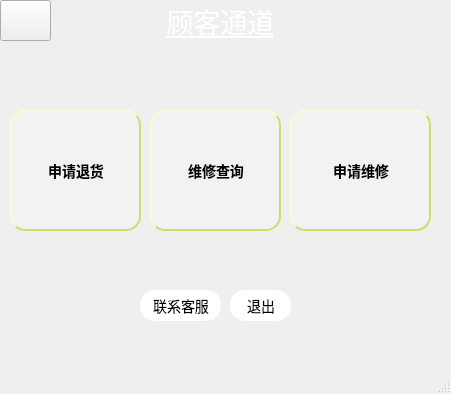
Old version of the form mainwindow2.ui in the repository code-aifarmer/Home-appliance-information-management-system-.
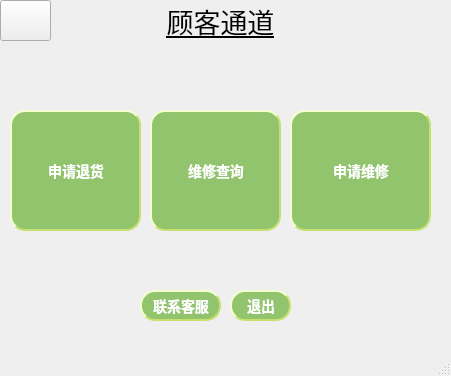
New version of the form. Icons and pictures are not drawn.

What changed in the file:
```diff
--- a/mainwindow2.ui
+++ b/mainwindow2.ui
@@ -7,7 +7,7 @@
     <x>0</x>
     <y>0</y>
     <width>451</width>
-    <height>394</height>
+    <height>376</height>
    </rect>
   </property>
   <property name="font">
@@ -41,11 +41,11 @@
 }
 
 QPushButton {
-background-color: #ffffff;
+background-color: #91c46c;
 color: #ffffff;
-color: black;
+color:white;
                     /* 文字颜色 */
-background-color: #f2f2f2;       /* 背景色 */
+background-color: #91c46c;       /* 背景色 */
 border-style: outset;            /* 边框风格 */
 border-width: 2px;               /* 边框宽度 */
 border-radius: 5px;              /* 边框圆角 */
@@ -85,11 +85,9 @@
      </font>
     </property>
     <property name="styleSheet">
-     <string notr="true">
- background-color: qlineargradient(x1:0, y1:0, x2:1, y2:1,
-stop:0 #91c46c,stop:1#91c46c);
- 
-color: white; </string>
+     <string notr="true">color: rgb(255, 255, 255);
+QLable{background-image: url(C:/Users/12234/Desktop/9.jpg);colour:white}
+</string>
     </property>
     <property name="text">
      <string>顾客通道</string>
@@ -111,9 +109,9 @@
      <font>
       <family>宋体</family>
       <pointsize>-1</pointsize>
-      <weight>50</weight>
+      <weight>75</weight>
       <italic>false</italic>
-      <bold>false</bold>
+      <bold>true</bold>
       <underline>true</underline>
      </font>
     </property>
@@ -124,16 +122,16 @@
 }
 
 QPushButton {
-background-color: #ffffff;
+background-color: #91c46c;
 color: #ffffff;
-color: black;
+color:white;
                     /* 文字颜色 */
-background-color: #ffffff;       /* 背景色 */
+background-color: #91c46c;       /* 背景色 */
 border-style: outset;            /* 边框风格 */
 border-width: 2px;               /* 边框宽度 */
 border-radius: 5px;              /* 边框圆角 */
-border-color: #ffffff;           /* 边框颜色 */
-font:  14px;                 /* 字体 */
+border-color: #c6e070;           /* 边框颜色 */
+font: bold 14px;                 /* 字体 */
 min-width: 2em;                  /* 控件最小宽度 */
 min-height: 2px;                 /* 控件最小高度 */
 font-family: 宋体;            /* 字库 */
@@ -164,9 +162,9 @@
      <font>
       <family>宋体</family>
       <pointsize>-1</pointsize>
-      <weight>50</weight>
+      <weight>75</weight>
       <italic>false</italic>
-      <bold>false</bold>
+      <bold>true</bold>
       <underline>true</underline>
      </font>
     </property>
@@ -177,16 +175,16 @@
 }
 
 QPushButton {
-background-color: #ffffff;
+background-color: #91c46c;
 color: #ffffff;
-color: black;
+color:white;
                     /* 文字颜色 */
-background-color: #ffffff;       /* 背景色 */
+background-color: #91c46c;       /* 背景色 */
 border-style: outset;            /* 边框风格 */
 border-width: 2px;               /* 边框宽度 */
 border-radius: 5px;              /* 边框圆角 */
-border-color: #ffffff;           /* 边框颜色 */
-font:  14px;                 /* 字体 */
+border-color: #c6e070;           /* 边框颜色 */
+font: bold 14px;                 /* 字体 */
 min-width: 2em;                  /* 控件最小宽度 */
 min-height: 2px;                 /* 控件最小高度 */
 font-family: 宋体;            /* 字库 */
@@ -220,11 +218,11 @@
 }
 
 QPushButton {
-background-color: #ffffff;
+background-color: #91c46c;
 color: #ffffff;
-color: black;
+color:white;
                     /* 文字颜色 */
-background-color: #f2f2f2;       /* 背景色 */
+background-color: #91c46c;       /* 背景色 */
 border-style: outset;            /* 边框风格 */
 border-width: 2px;               /* 边框宽度 */
 border-radius: 5px;              /* 边框圆角 */
@@ -263,11 +261,11 @@
 }
 
 QPushButton {
-background-color: #ffffff;
+background-color: #91c46c;
 color: #ffffff;
-color: black;
+color:white;
                     /* 文字颜色 */
-background-color: #f2f2f2;       /* 背景色 */
+background-color: #91c46c;       /* 背景色 */
 border-style: outset;            /* 边框风格 */
 border-width: 2px;               /* 边框宽度 */
 border-radius: 5px;              /* 边框圆角 */
```
Left out of the diff: 120 changed lines with no effect on the pictures.
